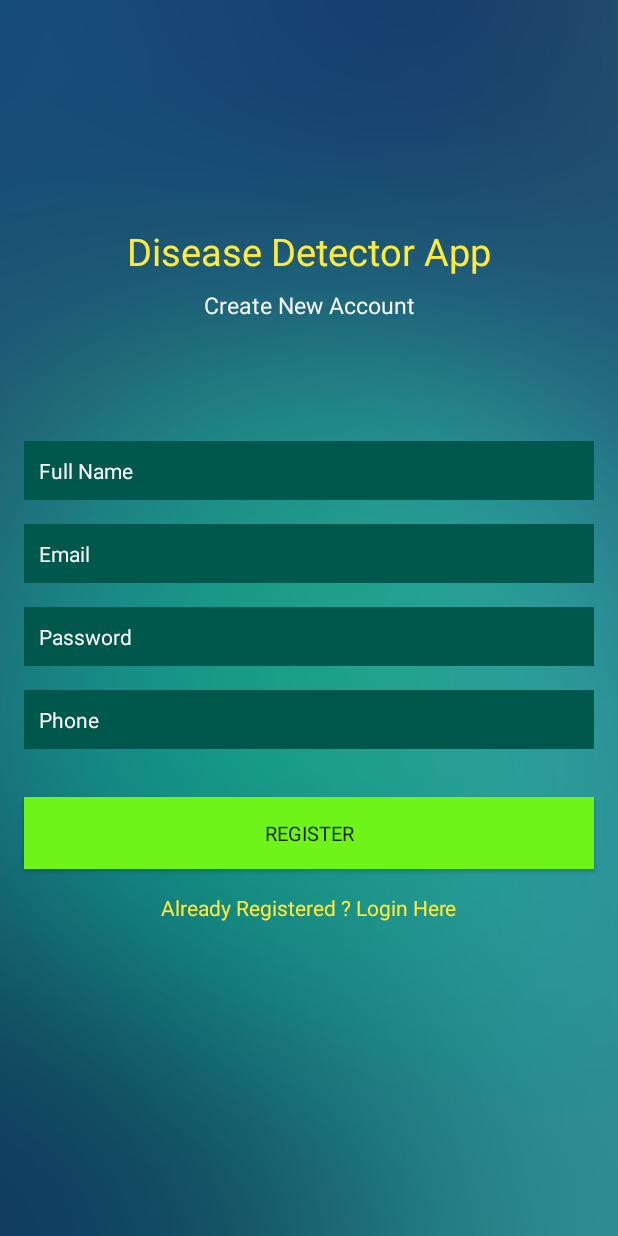
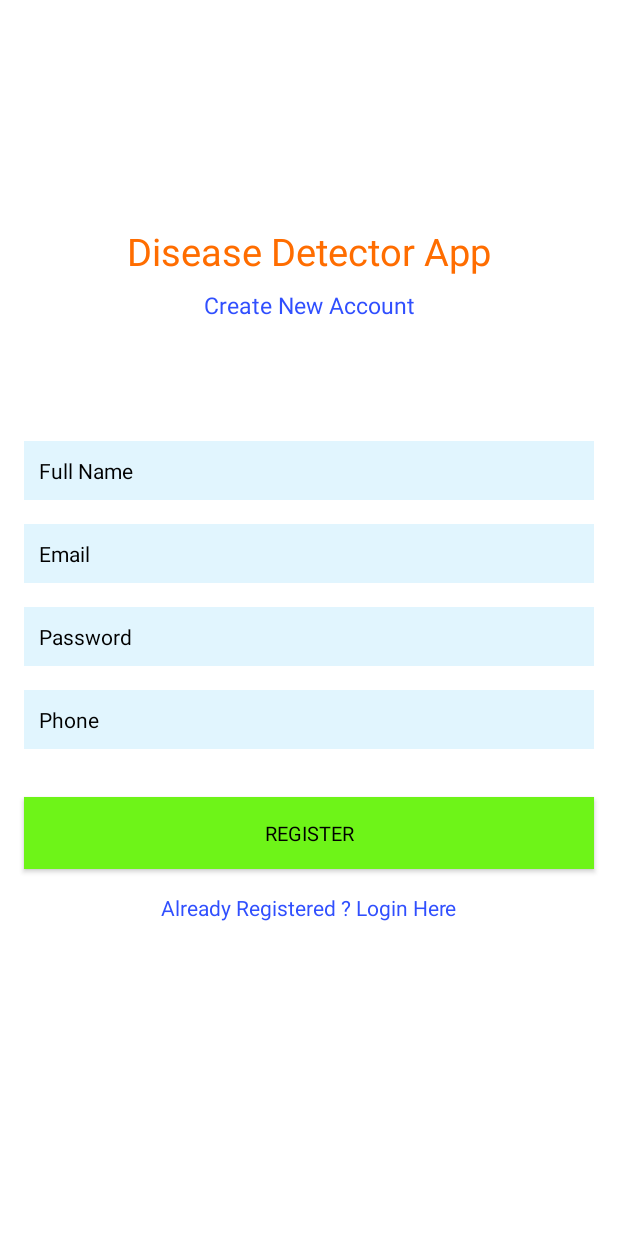
Before and after one commit to imkhalidhasan/final.malariadetection, an Android app: the layout activity_register.xml on its own in the app's theme, with its tools: preview values and no code run, on a phone screen of 412 x 824 dp. Run offline under Robolectric (Android 15) with nearby library versions, the phone set to English and light mode, and no system bars; Roboto replaces fonts that are not available here.

Commit message:
ui updated and test process works successfully

```diff
--- a/app/src/main/AndroidManifest.xml
+++ b/app/src/main/AndroidManifest.xml
@@ -4,8 +4,8 @@
 
     <application
         android:allowBackup="true"
-        android:icon="@mipmap/ic_launcher"
-        android:label="@string/app_name"
+        android:icon="@drawable/ic_baseline_face_24"
+        android:label="Malaria Detection"
         android:roundIcon="@mipmap/ic_launcher_round"
         android:supportsRtl="true"
         android:theme="@style/AppTheme">
--- a/app/src/main/res/drawable/rounded.xml
+++ b/app/src/main/res/drawable/rounded.xml
@@ -1,6 +1,6 @@
 <?xml version="1.0" encoding="utf-8"?>
 <shape xmlns:android="http://schemas.android.com/apk/res/android">
-    <solid android:color="#82B1FF"/>
+    <solid android:color="#E3F2FD"/>
 <corners android:topLeftRadius="24dp"
     android:topRightRadius="24dp"/>
 
--- a/app/src/main/res/layout/activity_main.xml
+++ b/app/src/main/res/layout/activity_main.xml
@@ -4,7 +4,7 @@
     xmlns:tools="http://schemas.android.com/tools"
     android:layout_width="match_parent"
     android:layout_height="match_parent"
-    android:background="@drawable/walpaper"
+    android:background="@color/cardview_light_background"
     tools:context=".MainActivity">
 
    <Button
@@ -55,7 +55,9 @@
         android:layout_width="wrap_content"
         android:layout_height="wrap_content"
         android:layout_above="@+id/image"
-        android:layout_centerHorizontal="true"
+        android:layout_alignParentEnd="true"
+        android:layout_marginEnd="73dp"
+        android:layout_marginBottom="103dp"
         android:text="@string/click_below_to_select_a_image"
         android:textSize="20sp"
         android:textStyle="bold"
--- a/app/src/main/res/layout/activity_register.xml
+++ b/app/src/main/res/layout/activity_register.xml
@@ -4,7 +4,7 @@
     xmlns:tools="http://schemas.android.com/tools"
     android:layout_width="match_parent"
     android:layout_height="match_parent"
-    android:background="@drawable/walpaper"
+    android:background="@color/cardview_light_background"
     tools:context=".Register">
 
     <TextView
@@ -13,7 +13,7 @@
         android:layout_height="wrap_content"
         android:fontFamily="@font/aclonica"
         android:text="Disease Detector App"
-        android:textColor="#FFEB3B"
+        android:textColor="#FF6D00"
         android:textSize="25sp"
         app:layout_constraintBottom_toBottomOf="parent"
         app:layout_constraintEnd_toEndOf="parent"
@@ -28,7 +28,7 @@
         android:layout_marginTop="8dp"
         android:fontFamily="@font/aclonica"
         android:text="Create New Account"
-        android:textColor="#F7F7F8"
+        android:textColor="#304FFE"
         android:textSize="15sp"
         app:layout_constraintEnd_toEndOf="parent"
         app:layout_constraintStart_toStartOf="parent"
@@ -40,14 +40,14 @@
         android:layout_height="wrap_content"
         android:layout_marginStart="16dp"
         android:layout_marginEnd="16dp"
-        android:background="@color/colorPrimaryDark"
+        android:background="#E1F5FE"
         android:ems="10"
         android:fontFamily="@font/aclonica"
         android:hint="Full Name"
         android:inputType="textPersonName"
         android:padding="10dp"
-        android:textColor="#FFFFFF"
-        android:textColorHint="#FFFFFF"
+        android:textColor="#000"
+        android:textColorHint="#000"
         android:textSize="14sp"
         app:layout_constraintBottom_toBottomOf="parent"
         app:layout_constraintEnd_toEndOf="parent"
@@ -62,14 +62,14 @@
         android:layout_marginStart="16dp"
         android:layout_marginTop="16dp"
         android:layout_marginEnd="16dp"
-        android:background="@color/colorPrimaryDark"
+        android:background="#E1F5FE"
         android:ems="10"
         android:fontFamily="@font/aclonica"
         android:hint="Email"
         android:inputType="textEmailAddress"
         android:padding="10dp"
-        android:textColor="#FFFFFF"
-        android:textColorHint="#FFFFFF"
+        android:textColor="#000"
+        android:textColorHint="#000"
         android:textSize="14sp"
         app:layout_constraintEnd_toEndOf="parent"
         app:layout_constraintStart_toStartOf="parent"
@@ -82,14 +82,14 @@
         android:layout_marginStart="16dp"
         android:layout_marginTop="16dp"
         android:layout_marginEnd="16dp"
-        android:background="@color/colorPrimaryDark"
+        android:background="#E1F5FE"
         android:ems="10"
         android:fontFamily="@font/aclonica"
         android:hint="Password"
         android:inputType="textPassword"
         android:padding="10dp"
-        android:textColor="#FFFFFF"
-        android:textColorHint="#FFFFFF"
+        android:textColor="#000"
+        android:textColorHint="#000"
         android:textSize="14sp"
         app:layout_constraintEnd_toEndOf="parent"
         app:layout_constraintStart_toStartOf="parent"
@@ -102,14 +102,14 @@
         android:layout_marginStart="16dp"
         android:layout_marginTop="16dp"
         android:layout_marginEnd="16dp"
-        android:background="@color/colorPrimaryDark"
+        android:background="#E1F5FE"
         android:ems="10"
         android:fontFamily="@font/aclonica"
         android:hint="Phone"
         android:inputType="textPhonetic"
         android:padding="10dp"
-        android:textColor="#FFFFFF"
-        android:textColorHint="#FFFFFF"
+        android:textColor="#000"
+        android:textColorHint="#000"
         android:textSize="14sp"
         app:layout_constraintEnd_toEndOf="parent"
         app:layout_constraintStart_toStartOf="parent"
@@ -125,6 +125,7 @@
         android:background="#6EF418"
         android:fontFamily="@font/aclonica"
         android:text="Register"
+        android:textColor="#000"
         android:textSize="13sp"
         app:layout_constraintEnd_toEndOf="parent"
         app:layout_constraintStart_toStartOf="parent"
@@ -136,7 +137,7 @@
         android:layout_height="wrap_content"
         android:layout_marginTop="16dp"
         android:text="Already Registered ? Login Here"
-        android:textColor="#FFEB3B"
+        android:textColor="#304FFE"
         app:layout_constraintEnd_toEndOf="parent"
         app:layout_constraintStart_toStartOf="parent"
         app:layout_constraintTop_toBottomOf="@+id/registerBtn" />
--- a/app/src/main/res/layout/fragment_home.xml
+++ b/app/src/main/res/layout/fragment_home.xml
@@ -3,7 +3,7 @@
     xmlns:tools="http://schemas.android.com/tools"
     android:layout_width="match_parent"
     android:layout_height="match_parent"
-    android:background="#8C9EFF"
+    android:background="#ffff"
     tools:context=".HomeFragment">
 
     <!-- TODO: Update blank fragment layout -->
@@ -12,7 +12,7 @@
         android:layout_height="wrap_content"
         android:layout_centerInParent="true"
         android:text="Home"
-        android:textColor="#fff"
+        android:textColor="#000"
         android:textSize="26sp"/>
 
 </RelativeLayout>
--- a/app/src/main/res/layout/fragment_test.xml
+++ b/app/src/main/res/layout/fragment_test.xml
@@ -3,7 +3,7 @@
     xmlns:tools="http://schemas.android.com/tools"
     android:layout_width="match_parent"
     android:layout_height="match_parent"
-    android:background="#80D8FF"
+    android:background="#fff"
     tools:context=".ReportFragment">
 
     <!-- TODO: Update blank fragment layout -->
--- a/build.gradle
+++ b/build.gradle
@@ -5,7 +5,7 @@ buildscript {
         jcenter()
     }
     dependencies {
-        classpath 'com.android.tools.build:gradle:4.1.2'
+        classpath 'com.android.tools.build:gradle:4.1.3'
         classpath 'com.google.gms:google-services:4.3.4'
 
         // NOTE: Do not place your application dependencies here; they belong
```
Also changed, not shown: app/src/main/java/com/malariadetection/ProfileFragment.java (+17 -1 lines), app/src/main/java/com/malariadetection/ReportFragment.java (+2 -11 lines), app/src/main/res/layout/activity_login.xml (+6 -6 lines), app/src/main/res/layout/fragment_profile.xml (+12 -6 lines), app/src/main/res/layout/fragment_report.xml (+1 -11 lines), app/src/main/res/drawable/applogo.PNG (added).
